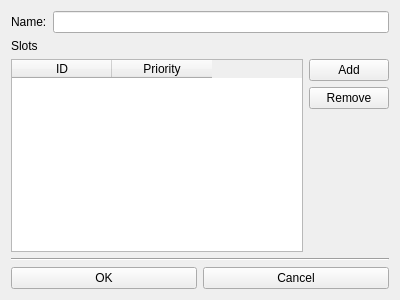
Before: the Qt Designer form src/popups/l3_popup.ui in me2x/iNARK_Graphical, drawn with Qt 5.
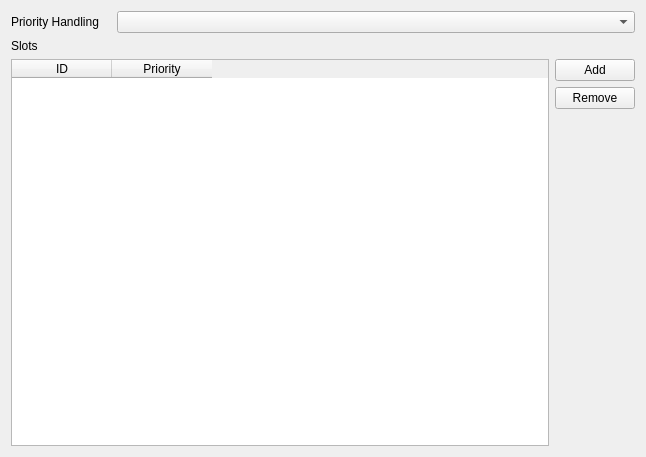
After: the same form once the commit is applied.

The edit to the form file:
```diff
--- a/src/popups/l3_popup.ui
+++ b/src/popups/l3_popup.ui
@@ -6,24 +6,30 @@
    <rect>
     <x>0</x>
     <y>0</y>
-    <width>400</width>
-    <height>300</height>
+    <width>646</width>
+    <height>457</height>
    </rect>
   </property>
-  <layout class="QHBoxLayout" name="horizontalLayout_3">
+  <layout class="QVBoxLayout" name="verticalLayout_3">
    <item>
     <layout class="QVBoxLayout" name="verticalLayout_2">
      <item>
-      <layout class="QHBoxLayout" name="horizontalLayout_2">
+      <layout class="QHBoxLayout" name="horizontalLayout">
        <item>
-        <widget class="QLabel" name="label_2">
+        <widget class="QLabel" name="label_14">
+         <property name="maximumSize">
+          <size>
+           <width>100</width>
+           <height>30</height>
+          </size>
+         </property>
          <property name="text">
-          <string>Name:</string>
+          <string>Priority Handling</string>
          </property>
         </widget>
        </item>
        <item>
-        <widget class="QLineEdit" name="lineEdit_2"/>
+        <widget class="QComboBox" name="chose_layer"/>
        </item>
       </layout>
      </item>
@@ -83,31 +89,6 @@
        </item>
       </layout>
      </item>
-     <item>
-      <widget class="Line" name="line_3">
-       <property name="orientation">
-        <enum>Qt::Horizontal</enum>
-       </property>
-      </widget>
-     </item>
-     <item>
-      <layout class="QHBoxLayout" name="horizontalLayout">
-       <item>
-        <widget class="QPushButton" name="ok">
-         <property name="text">
-          <string>OK</string>
-         </property>
-        </widget>
-       </item>
-       <item>
-        <widget class="QPushButton" name="cancel">
-         <property name="text">
-          <string>Cancel</string>
-         </property>
-        </widget>
-       </item>
-      </layout>
-     </item>
     </layout>
    </item>
   </layout>
```
